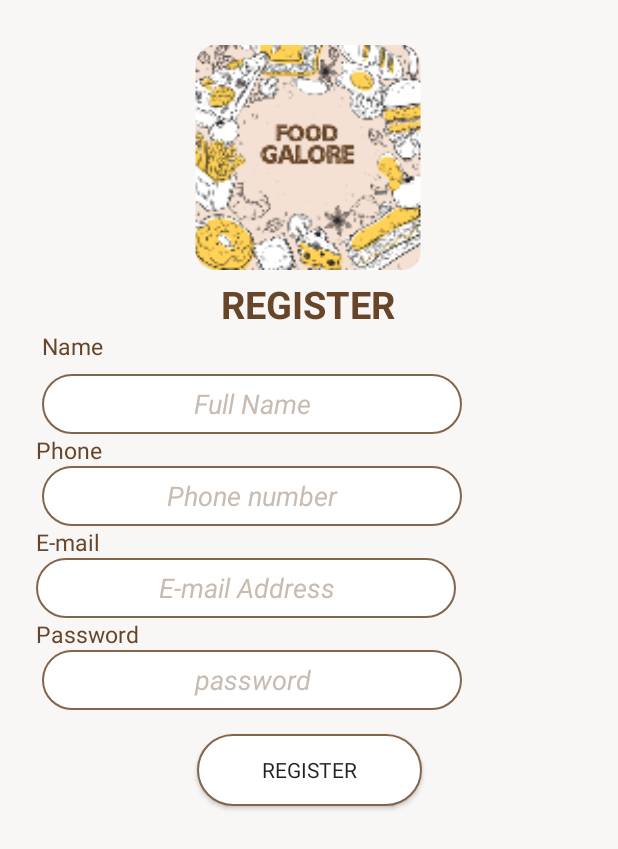
After one commit to Michaelloupa/FoodGalore, an Android app: the Register_activity screen opened directly, with no data from a screen before it, on a phone screen of 412 x 824 dp. The commit adds this screen. Shown: the top 849 px of the screen. Run offline under Robolectric (Android 15) with nearby library versions, the phone set to English and light mode, and no system bars.

Commit message:
Food_app

```diff
--- a/app/src/main/AndroidManifest.xml
+++ b/app/src/main/AndroidManifest.xml
@@ -9,14 +9,13 @@
         android:roundIcon="@mipmap/image_food__round"
         android:supportsRtl="true"
         android:theme="@style/AppTheme">
-
+        <activity android:name=".Register_activity"></activity>
         <activity android:name=".Login_activity">
             <intent-filter>
                 <action android:name="android.intent.action.MAIN" />
 
                 <category android:name="android.intent.category.LAUNCHER" />
             </intent-filter>
-
         </activity>
     </application>
 
--- a/app/src/main/java/com/lohdapps/foodgalore/Login_activity.java
+++ b/app/src/main/java/com/lohdapps/foodgalore/Login_activity.java
@@ -2,13 +2,37 @@ package com.lohdapps.foodgalore;
 
 import androidx.appcompat.app.AppCompatActivity;
 
+import android.content.Intent;
 import android.os.Bundle;
+import android.view.View;
+import android.widget.Button;
+import android.widget.EditText;
+import android.widget.TextView;
 
-public class Login_activity extends AppCompatActivity {
+public class Login_activity extends AppCompatActivity implements View.OnClickListener{
+
+    private Button login_button;
+    private TextView register_textview;
 
     @Override
     protected void onCreate(Bundle savedInstanceState) {
         super.onCreate(savedInstanceState);
         setContentView(R.layout.activity_login_activity);
+
+        login_button = findViewById(R.id.login_button);
+        login_button.setOnClickListener(this);
+
+        register_textview = findViewById(R.id.Register);
+
+    }
+
+    @Override
+    public void onClick(View view) {
+        if (view.getId()==R.id.login_button){
+            Intent loginintent = new Intent(Login_activity.this, Register_activity.class);
+            startActivity(loginintent);
+
+        }
+
     }
 }
--- /dev/null
+++ b/app/src/main/java/com/lohdapps/foodgalore/Register_activity.java
@@ -0,0 +1,14 @@
+package com.lohdapps.foodgalore;
+
+import androidx.appcompat.app.AppCompatActivity;
+
+import android.os.Bundle;
+
+public class Register_activity extends AppCompatActivity {
+
+    @Override
+    protected void onCreate(Bundle savedInstanceState) {
+        super.onCreate(savedInstanceState);
+        setContentView(R.layout.activity_register_activity);
+    }
+}
--- a/app/src/main/res/layout/activity_login_activity.xml
+++ b/app/src/main/res/layout/activity_login_activity.xml
@@ -11,7 +11,7 @@
         android:id="@+id/appCompatImageView"
         android:layout_width="300dp"
         android:layout_height="150dp"
-        android:layout_marginTop="48dp"
+        android:layout_marginTop="30dp"
         android:src="@mipmap/image_food__round"
         app:layout_constraintEnd_toEndOf="parent"
         app:layout_constraintStart_toStartOf="parent"
@@ -24,7 +24,7 @@
         android:id="@+id/welcome"
         android:layout_width="wrap_content"
         android:layout_height="wrap_content"
-        android:layout_marginTop="20dp"
+        android:layout_marginTop="5dp"
         android:text="WELCOME!"
         android:textColor="@color/Text_hard"
         android:textSize="25sp"
@@ -126,11 +126,12 @@
         android:layout_width="wrap_content"
         android:layout_height="wrap_content"
         android:layout_marginEnd="52dp"
-        android:layout_marginBottom="80dp"
+        android:layout_marginBottom="76dp"
         android:text="Register"
         android:textColor="@color/Text_hard"
         android:textSize="22sp"
         android:textStyle="bold"
+        android:clickable="true"
         app:layout_constraintBottom_toBottomOf="parent"
         app:layout_constraintEnd_toEndOf="parent" />
 
--- /dev/null
+++ b/app/src/main/res/layout/activity_register_activity.xml
@@ -0,0 +1,176 @@
+<?xml version="1.0" encoding="utf-8"?>
+<androidx.constraintlayout.widget.ConstraintLayout xmlns:android="http://schemas.android.com/apk/res/android"
+    xmlns:app="http://schemas.android.com/apk/res-auto"
+    xmlns:tools="http://schemas.android.com/tools"
+    android:layout_width="match_parent"
+    android:layout_height="match_parent"
+    android:background="@drawable/b"
+    tools:context=".Register_activity">
+
+    <androidx.appcompat.widget.AppCompatImageView
+        android:id="@+id/image_reg"
+        android:layout_width="300dp"
+        android:layout_height="150dp"
+        android:layout_marginTop="30dp"
+        android:src="@mipmap/image_food__round"
+        app:layout_constraintEnd_toEndOf="parent"
+        app:layout_constraintHorizontal_bias="0.495"
+        app:layout_constraintStart_toStartOf="parent"
+        app:layout_constraintTop_toTopOf="parent">
+
+
+    </androidx.appcompat.widget.AppCompatImageView>
+
+    <TextView
+        android:id="@+id/register_tv"
+        android:layout_width="wrap_content"
+        android:layout_height="wrap_content"
+        android:layout_marginTop="5dp"
+        android:text="REGISTER"
+        android:textColor="@color/Text_hard"
+        android:textSize="25sp"
+        android:textStyle="bold"
+        app:layout_constraintEnd_toEndOf="parent"
+        app:layout_constraintHorizontal_bias="0.498"
+        app:layout_constraintStart_toStartOf="parent"
+        app:layout_constraintTop_toBottomOf="@+id/image_reg">
+
+    </TextView>
+
+    <TextView
+        android:id="@+id/name_tv"
+        android:layout_width="wrap_content"
+        android:layout_height="wrap_content"
+        android:layout_marginTop="0dp"
+        android:text="Name"
+        android:textColor="@color/Text_hard"
+        android:textSize="15sp"
+        app:layout_constraintEnd_toEndOf="parent"
+        app:layout_constraintHorizontal_bias="0.075"
+        app:layout_constraintStart_toStartOf="parent"
+        app:layout_constraintTop_toBottomOf="@+id/register_tv">
+
+    </TextView>
+
+    <EditText
+        android:id="@+id/Name"
+        android:layout_width="280dp"
+        android:layout_height="40dp"
+        android:layout_marginTop="8dp"
+        android:background="@drawable/buttons"
+        android:hint="Full Name"
+        android:inputType="text"
+        android:textAlignment="center"
+        android:textColorHint="#C8BCB2"
+        android:textStyle="italic"
+        app:layout_constraintEnd_toEndOf="parent"
+        app:layout_constraintHorizontal_bias="0.213"
+        app:layout_constraintStart_toStartOf="parent"
+        app:layout_constraintTop_toBottomOf="@+id/name_tv">
+
+    </EditText>
+
+    <TextView
+        android:id="@+id/phone_tv"
+        android:layout_width="wrap_content"
+        android:layout_height="wrap_content"
+        android:layout_marginStart="24dp"
+        android:text="Phone"
+        android:textColor="@color/Text_hard"
+        android:textSize="15sp"
+        app:layout_constraintStart_toStartOf="parent"
+        app:layout_constraintTop_toBottomOf="@+id/Name">
+
+    </TextView>
+
+    <EditText
+        android:id="@+id/reg_phone_edittext"
+        android:layout_width="280dp"
+        android:layout_height="40dp"
+        android:background="@drawable/buttons"
+        android:hint="Phone number"
+        android:inputType="phone"
+        android:textAlignment="center"
+        android:textColorHint="#C8BCB2"
+        android:textStyle="italic"
+        app:layout_constraintEnd_toEndOf="parent"
+        app:layout_constraintHorizontal_bias="0.213"
+        app:layout_constraintStart_toStartOf="parent"
+        app:layout_constraintTop_toBottomOf="@+id/phone_tv">
+
+    </EditText>
+
+    <TextView
+        android:id="@+id/e-mail_tv"
+        android:layout_width="wrap_content"
+        android:layout_height="wrap_content"
+        android:layout_marginStart="24dp"
+        android:text="E-mail"
+        android:textColor="@color/Text_hard"
+        android:textSize="15sp"
+        app:layout_constraintStart_toStartOf="parent"
+        app:layout_constraintTop_toBottomOf="@+id/reg_phone_edittext">
+
+    </TextView>
+
+    <EditText
+        android:id="@+id/reg_email_edittext"
+        android:layout_width="280dp"
+        android:layout_height="40dp"
+        android:background="@drawable/buttons"
+        android:hint="E-mail Address"
+        android:inputType="textEmailAddress"
+        android:textAlignment="center"
+        android:textColorHint="#C8BCB2"
+        android:textStyle="italic"
+        app:layout_constraintEnd_toEndOf="parent"
+        app:layout_constraintHorizontal_bias="0.183"
+        app:layout_constraintStart_toStartOf="parent"
+        app:layout_constraintTop_toBottomOf="@+id/e-mail_tv">
+
+    </EditText>
+
+    <TextView
+        android:id="@+id/password_tv"
+        android:layout_width="wrap_content"
+        android:layout_height="wrap_content"
+        android:layout_marginStart="24dp"
+        android:text="Password"
+        android:textColor="@color/Text_hard"
+        android:textSize="15sp"
+        app:layout_constraintStart_toStartOf="parent"
+        app:layout_constraintTop_toBottomOf="@+id/reg_email_edittext">
+
+    </TextView>
+
+    <EditText
+        android:id="@+id/password_edittext"
+        android:layout_width="280dp"
+        android:layout_height="40dp"
+        android:background="@drawable/buttons"
+        android:hint="password"
+        android:textAlignment="center"
+        android:textColorHint="#C8BCB2"
+        android:textStyle="italic"
+        app:layout_constraintEnd_toEndOf="parent"
+        app:layout_constraintHorizontal_bias="0.213"
+        app:layout_constraintStart_toStartOf="parent"
+        app:layout_constraintTop_toBottomOf="@+id/password_tv">
+
+    </EditText>
+
+    <Button
+        android:id="@+id/Register_button"
+        android:layout_width="150dp"
+        android:layout_height="wrap_content"
+        android:layout_marginTop="16dp"
+        android:background="@drawable/buttons"
+        android:text="Register"
+        app:layout_constraintEnd_toEndOf="parent"
+        app:layout_constraintStart_toStartOf="parent"
+        app:layout_constraintTop_toBottomOf="@+id/password_edittext">
+
+    </Button>
+
+
+</androidx.constraintlayout.widget.ConstraintLayout>
--- a/app/src/main/res/values/colors.xml
+++ b/app/src/main/res/values/colors.xml
@@ -1,7 +1,7 @@
 <?xml version="1.0" encoding="utf-8"?>
 <resources>
-    <color name="colorPrimary">#6200EE</color>
-    <color name="colorPrimaryDark">#3700B3</color>
+    <color name="colorPrimary">#F9F6F6</color>
+    <color name="colorPrimaryDark">#83654C</color>
     <color name="colorAccent">#603f22</color>
     <color name="background">#F9F6F6</color>
     <color name="Text_hard">#664529</color>
```
